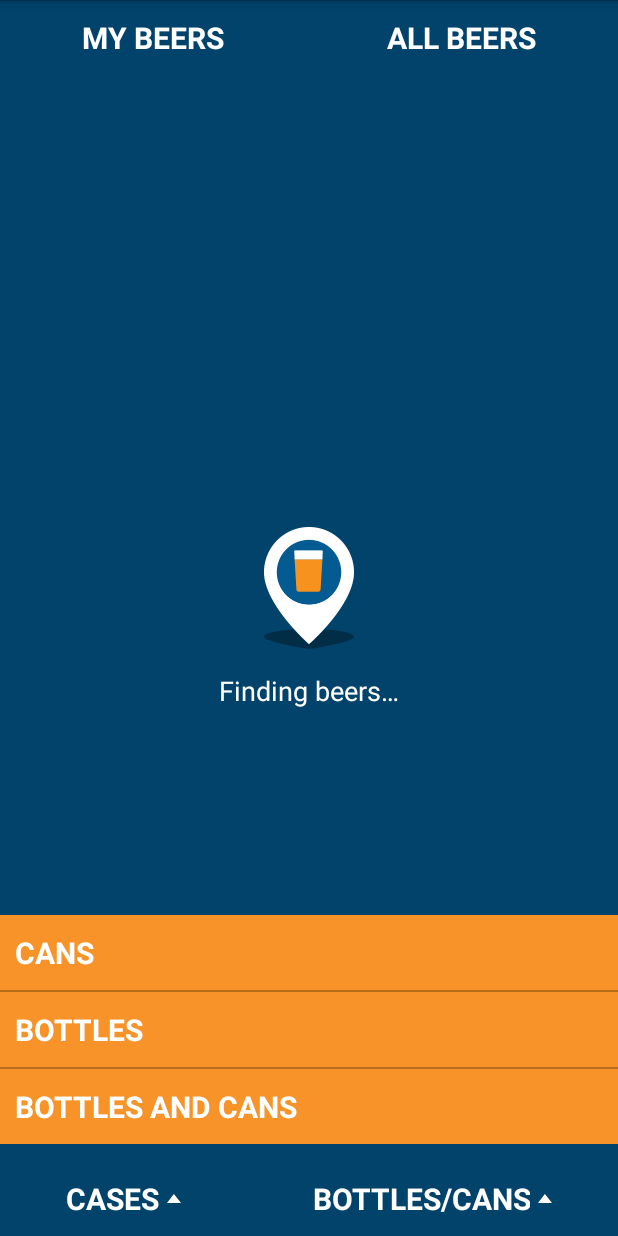
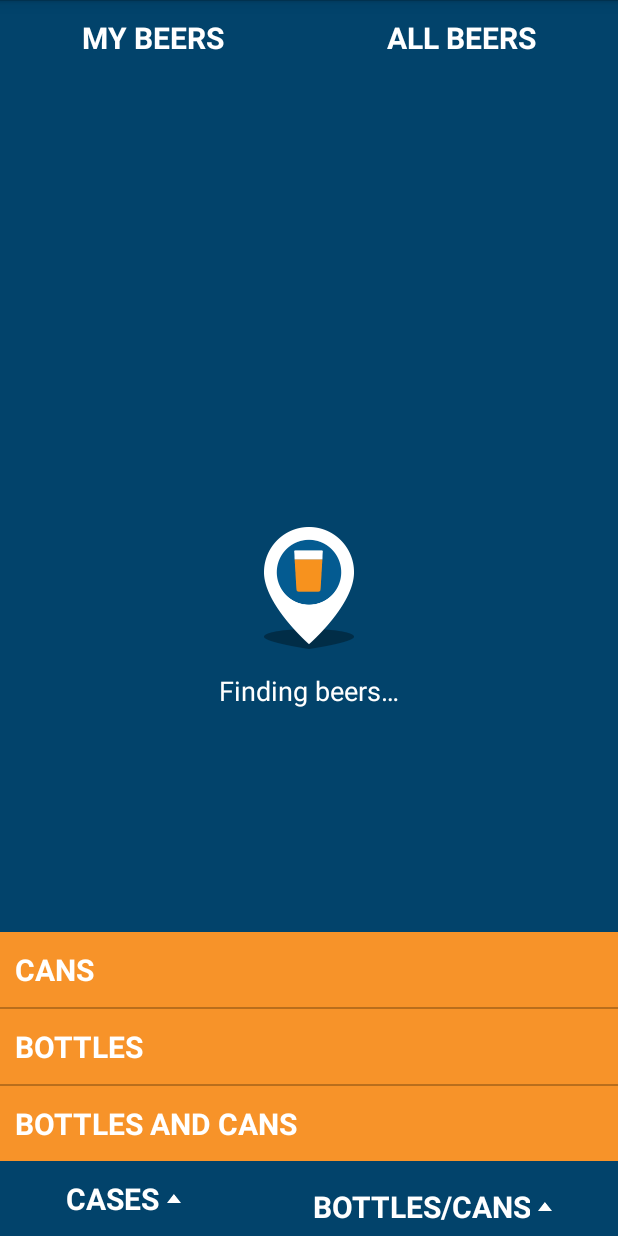
Before and after one commit to jupiterat/Android-Beero, an Android app: the fragment SearchFragment placed in its activity, after a tap on "BOTTLES/CANS", on a phone screen of 412 x 824 dp. Run offline under Robolectric (Android 15) with nearby library versions, the phone set to English and light mode, and no system bars; our stand-ins replace CircleImageView; libraries missing offline, so code that uses them is left out: com.marshalchen.ultimaterecyclerview; plain views replace SwipeableUltimateRecyclerview, UltimateRecyclerView; network calls fail; 9 statements that could not run were skipped.

Commit message:
feedback2

```diff
--- a/Beero/app/src/main/res/layout/container_quick_action_layout.xml
+++ b/Beero/app/src/main/res/layout/container_quick_action_layout.xml
@@ -3,7 +3,6 @@
     android:layout_width="match_parent"
     android:layout_height="wrap_content"
     android:layout_gravity="bottom|right"
-    android:layout_marginBottom="@dimen/com_50dp"
     android:background="@android:color/transparent"
     android:focusable="true"
     android:focusableInTouchMode="true"
@@ -43,13 +42,6 @@
         android:text="@string/both" />
 
 
-    <ImageView
-        android:id="@+id/arrow_down_container"
-        android:layout_width="wrap_content"
-        android:layout_height="wrap_content"
-        android:layout_below="@+id/both_btn"
-        android:layout_alignParentRight="true"
-        android:layout_marginRight="@dimen/com_50dp"
-        android:src="@drawable/arrow_down" />
+
 
 </RelativeLayout>
--- a/Beero/app/src/main/res/layout/search_layout.xml
+++ b/Beero/app/src/main/res/layout/search_layout.xml
@@ -174,7 +174,21 @@
 
 
             </RelativeLayout>
+            <include
+                android:id="@+id/package_condition_selection"
+                android:layout_width="match_parent"
+                android:layout_height="wrap_content"
+                android:layout_gravity="bottom|left"
+
+                layout="@layout/package_quick_action_layout"/>
+            <include
+                android:id="@+id/container_condition_selection"
+                android:layout_width="match_parent"
+                android:layout_height="wrap_content"
+                android:layout_gravity="bottom|right"
+                layout="@layout/container_quick_action_layout"/>
         </FrameLayout>
+
 
 
         <LinearLayout
@@ -183,8 +197,7 @@
             android:layout_height="@dimen/com_50dp"
             android:layout_alignParentBottom="true"
             android:orientation="horizontal"
-            android:paddingBottom="@dimen/com_10dp"
-            android:paddingTop="@dimen/com_10dp"
+            android:background="@color/main_aap_color"
             >
 
             <LinearLayout
@@ -194,6 +207,13 @@
                 android:layout_weight="2"
                 android:gravity="center"
                 android:orientation="vertical">
+                <ImageView
+                    android:id="@+id/arrow_down"
+                    android:layout_width="wrap_content"
+                    android:layout_height="wrap_content"
+                    android:visibility="gone"
+                    android:src="@drawable/arrow_down" />
+
 
                 <TextView
                     android:id="@+id/package_condition"
@@ -211,6 +231,12 @@
                 android:layout_weight="3"
                 android:gravity="center"
                 android:orientation="vertical">
+                <ImageView
+                    android:id="@+id/arrow_down_container"
+                    android:layout_width="wrap_content"
+                    android:layout_height="wrap_content"
+                    android:visibility="gone"
+                    android:src="@drawable/arrow_down" />
 
                 <TextView
                     android:id="@+id/container_condition"
@@ -225,11 +251,7 @@
 
         </LinearLayout>
 
+
     </RelativeLayout>
-    <include
-        android:id="@+id/package_condition_selection"
-        layout="@layout/package_quick_action_layout"/>
-    <include
-        android:id="@+id/container_condition_selection"
-        layout="@layout/container_quick_action_layout"/>
+
 </FrameLayout>
```
Also changed, not shown: Beero/app/src/main/java/com/au/beero/beero/ui/fragments/SearchFragment.java (+13 -0 lines), Beero/app/src/main/res/layout/package_quick_action_layout.xml (+2 -8 lines).
